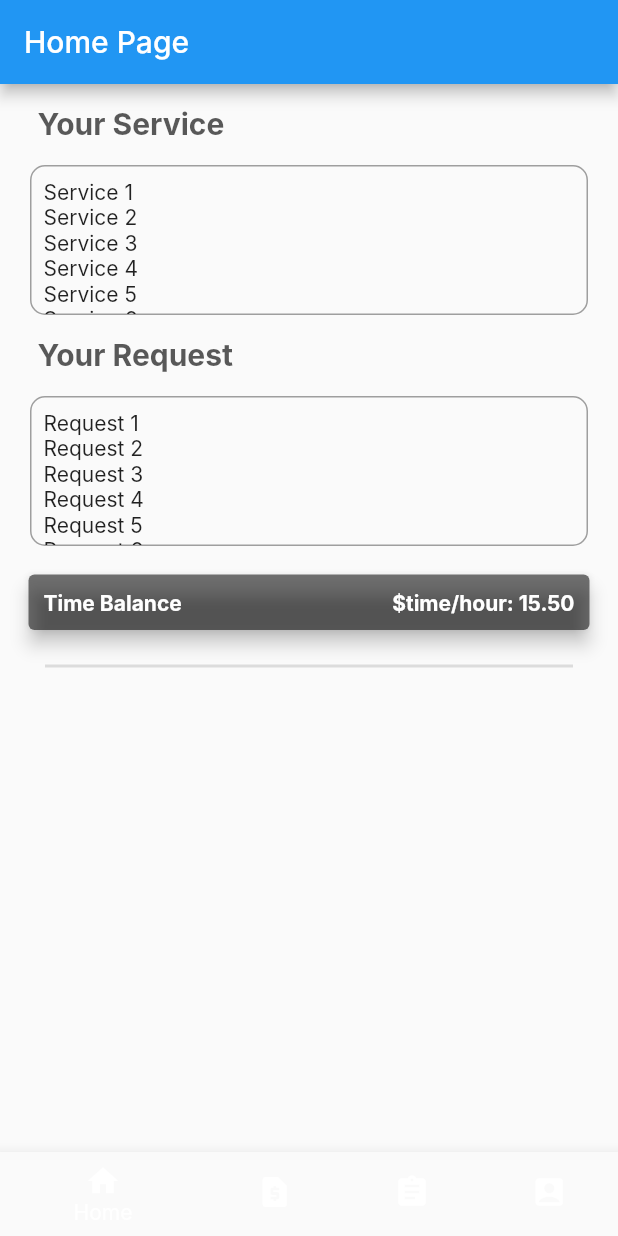
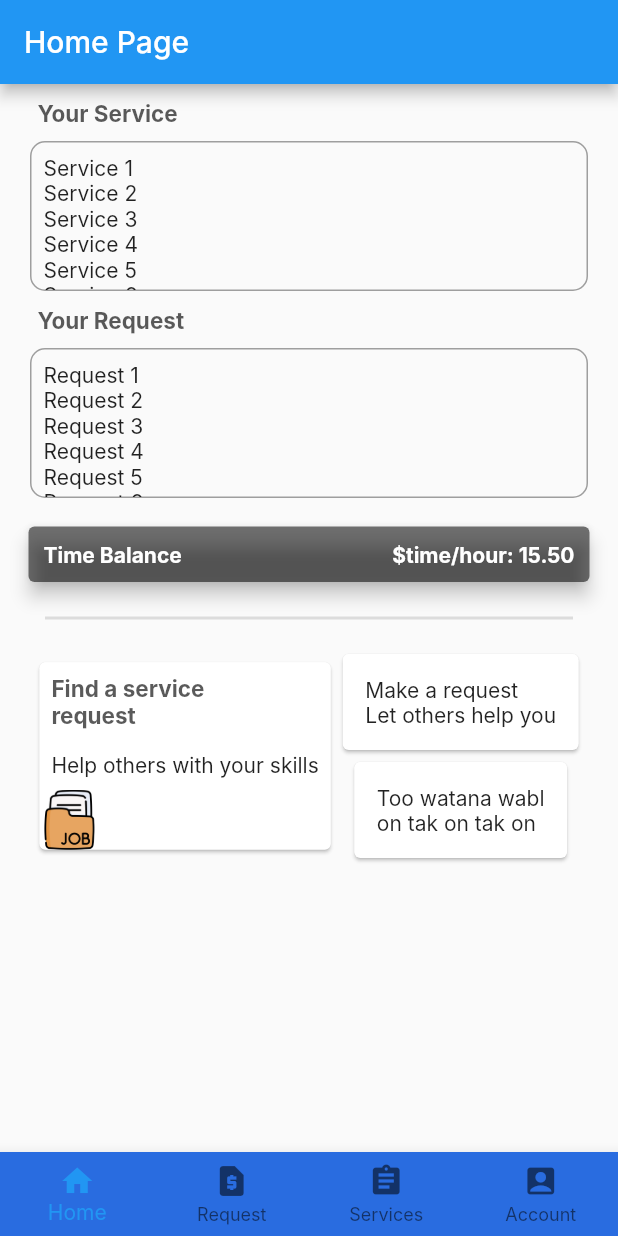
Before and after one commit to de-timebank/frontend, a Flutter app: the screen it shows after launch, on a phone screen of 412 x 824 dp. Run offline on Flutter 3.47's test engine with Material 2 defaults, Android fonts, the phone set to English and light mode, and no system bars; Roboto replaces fonts that are missing (Inter).

Commit message:
change color of bottom bar, decrease the size of headline

```diff
--- a/lib/customHeadline.dart
+++ b/lib/customHeadline.dart
@@ -8,7 +8,7 @@ class CustomHeadline extends StatelessWidget {
   @override
   Widget build(BuildContext context) {
     return Padding(
-      padding: const EdgeInsets.fromLTRB(25, 15, 0, 15),
+      padding: const EdgeInsets.fromLTRB(25, 10, 0, 10),
       child: Text(
         heading,
         style: Theme.of(context).textTheme.headline1,
--- a/lib/dashboard.dart
+++ b/lib/dashboard.dart
@@ -32,7 +32,7 @@ class _DashBoardState extends State<DashBoard> {
   Widget build(BuildContext context) {
     return Scaffold(
       appBar: AppBar(
-        title: Text('Home Page'),
+        title: const Text('Home Page'),
       ),
       body: Container(
           child: Column(
@@ -74,63 +74,63 @@ class _DashBoardState extends State<DashBoard> {
               thickness: 2,
               indent: 30,
               endIndent: 30),
-          // Row(
-          //   //crossAxisAlignment: CrossAxisAlignment.center,
-          //   mainAxisAlignment: MainAxisAlignment.center,
-          //   children: [
-          //     Column(children: [
-          //       Card(
-          //         child: InkWell(
-          //             onTap: () {},
-          //             child: Column(
-          //               crossAxisAlignment: CrossAxisAlignment.start,
-          //               children: [
-          //                 Padding(
-          //                   padding: const EdgeInsets.all(8.0),
-          //                   child: Text(
-          //                     'Find a service\nrequest',
-          //                     style: Theme.of(context).textTheme.headline1,
-          //                   ),
-          //                 ),
-          //                 //SizedBox(height: 10),
-          //                 Padding(
-          //                   padding: const EdgeInsets.all(8.0),
-          //                   child: Text('Help others with your skills'),
-          //                 ),
-          //                 //SizedBox(height: 10),
-          //                 Ink.image(
-          //                   image: AssetImage('asset/folder.png'),
-          //                   height: 70,
-          //                   width: 70,
-          //                 ),
-          //               ],
-          //             )),
-          //       ),
-          //     ]),
-          //     Column(
-          //       //mainAxisAlignment: MainAxisAlignment.center,
-          //       //crossAxisAlignment: CrossAxisAlignment.stretch,
-          //       children: [
-          //         Card(
-          //             child: InkWell(
-          //                 onTap: () {},
-          //                 child: Padding(
-          //                   padding: const EdgeInsets.all(15.0),
-          //                   child: Text('Make a request\nLet others help you'),
-          //                 ))),
-          //         //SizedBox(height: 25),
-          //         Card(
-          //             child: InkWell(
-          //           onTap: () {},
-          //           child: Padding(
-          //             padding: const EdgeInsets.all(15.0),
-          //             child: Text('Too watana wabl\non tak on tak on'),
-          //           ),
-          //         )),
-          //       ],
-          //     ),
-          //   ],
-          // )
+          Row(
+            //crossAxisAlignment: CrossAxisAlignment.center,
+            mainAxisAlignment: MainAxisAlignment.center,
+            children: [
+              Column(children: [
+                Card(
+                  child: InkWell(
+                      onTap: () {},
+                      child: Column(
+                        crossAxisAlignment: CrossAxisAlignment.start,
+                        children: [
+                          Padding(
+                            padding: const EdgeInsets.all(8.0),
+                            child: Text(
+                              'Find a service\nrequest',
+                              style: Theme.of(context).textTheme.headline1,
+                            ),
+                          ),
+                          //SizedBox(height: 10),
+                          Padding(
+                            padding: const EdgeInsets.all(8.0),
+                            child: Text('Help others with your skills'),
+                          ),
+                          //SizedBox(height: 10),
+                          Ink.image(
+                            image: AssetImage('asset/folder.png'),
+                            height: 40,
+                            width: 40,
+                          ),
+                        ],
+                      )),
+                ),
+              ]),
+              Column(
+                //mainAxisAlignment: MainAxisAlignment.center,
+                //crossAxisAlignment: CrossAxisAlignment.stretch,
+                children: [
+                  Card(
+                      child: InkWell(
+                          onTap: () {},
+                          child: Padding(
+                            padding: const EdgeInsets.all(15.0),
+                            child: Text('Make a request\nLet others help you'),
+                          ))),
+                  //SizedBox(height: 25),
+                  Card(
+                      child: InkWell(
+                    onTap: () {},
+                    child: Padding(
+                      padding: const EdgeInsets.all(15.0),
+                      child: Text('Too watana wabl\non tak on tak on'),
+                    ),
+                  )),
+                ],
+              ),
+            ],
+          )
         ],
       )),
     );
--- a/lib/main.dart
+++ b/lib/main.dart
@@ -26,7 +26,7 @@ class MyApp extends StatelessWidget {
           // ),
           textTheme: const TextTheme(
               headline1: TextStyle(
-                  fontSize: 20,
+                  fontSize: 15,
                   fontWeight: FontWeight.bold,
                   color: Color.fromARGB(200, 44, 44, 44)), //color for #2c2c2c
               // headline2: TextStyle(
@@ -47,11 +47,10 @@ class MyHomePage extends StatefulWidget {
 
 class _MyHomePageState extends State<MyHomePage> {
   int _selectedIndex = 0;
-  static List<Widget> _widgetOption = <Widget>[
+  static final List<Widget> _widgetOption = <Widget>[
     //MyHomePage(),
     //Das
     DashBoard(),
-
     ServicePage(),
     RequestPage(),
     ProfilePage()
@@ -81,6 +80,7 @@ class _MyHomePageState extends State<MyHomePage> {
     'Request 6',
     'Request 8',
   ];
+
   @override
   Widget build(BuildContext context) {
     return Scaffold(
@@ -88,7 +88,8 @@ class _MyHomePageState extends State<MyHomePage> {
         //   title: Text('Home Page'),
         // ),
         bottomNavigationBar: BottomNavigationBar(
-          backgroundColor: Colors.blueAccent,
+          type: BottomNavigationBarType.fixed,
+          backgroundColor: Color.fromARGB(255, 41, 108, 224),
           items: <BottomNavigationBarItem>[
             BottomNavigationBarItem(icon: Icon(Icons.home), label: 'Home'),
             BottomNavigationBarItem(
```
